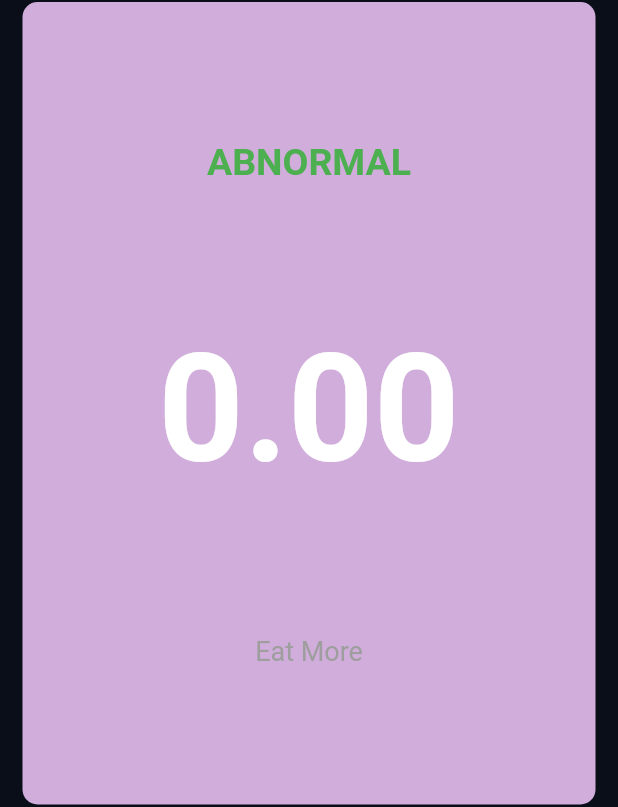
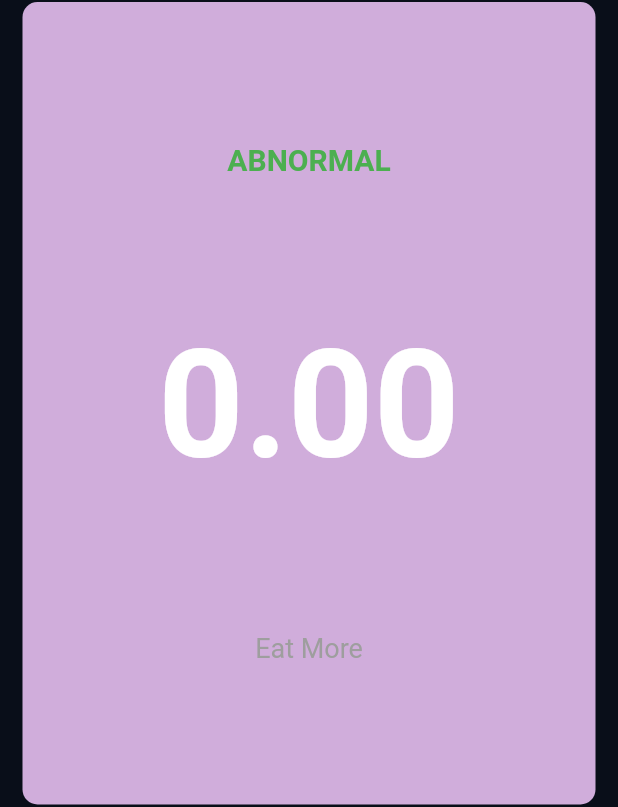
Before and after one commit to swatkat1127/FlutterApps, a Flutter app: the screen it shows after launch, after a tap on "Calculate", on a phone screen of 412 x 824 dp. Shown: the part 274-1081 px from the top of the screen. Run offline on Flutter 3.47's test engine with Material 2 defaults, Android fonts, the phone set to English and light mode, and no system bars; our stand-ins replace font_awesome_flutter.

Commit message:
fontsize changed

```diff
--- a/lib/constant.dart
+++ b/lib/constant.dart
@@ -9,5 +9,5 @@ const kLabelTextStyle = TextStyle(fontSize: 18.00, color: Colors.grey,);
 const kNumberTextStyle = TextStyle(fontSize: 50.0,fontWeight: FontWeight.w900,);
 const kLargeTextStyle = TextStyle(fontSize: 25.0, fontWeight: FontWeight.bold,);
 const kTitleTextStyle = TextStyle(fontSize: 50.0, fontWeight: FontWeight.bold,);
-const kResultTextStyle = TextStyle(fontSize: 25.0,color: Colors.green,fontWeight: FontWeight.bold,);
+const kResultTextStyle = TextStyle(fontSize: 20.0,color: Colors.green,fontWeight: FontWeight.bold,);
 const kBMITextStyle = TextStyle(fontSize: 100.0,color: Colors.white,fontWeight: FontWeight.bold,);
```
